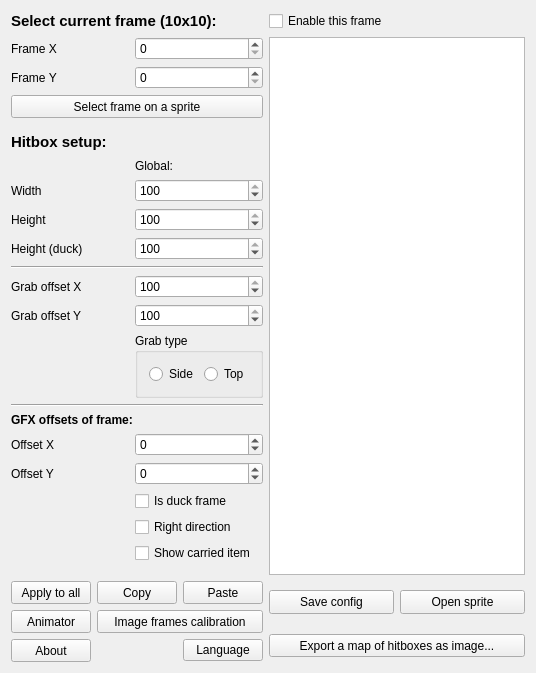
Before: the Qt Designer form PlayableCalibrator/calibration_main.ui in WohlSoft/Moondust-Project, drawn with Qt 5.
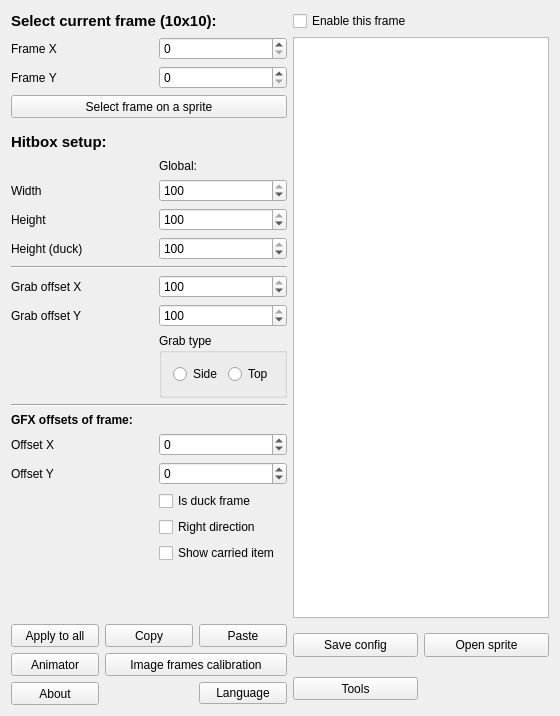
After: the same form once the commit is applied. Icons and pictures are not drawn.

Commit message:
Calibrator: Data import/export support for SMBX-38A
Added an ability to import a calibration data from SMBX-38A level files, or export them back.
#372

The edit to the form file:
```diff
--- a/PlayableCalibrator/calibration_main.ui
+++ b/PlayableCalibrator/calibration_main.ui
@@ -7,7 +7,7 @@
     <x>0</x>
     <y>0</y>
     <width>560</width>
-    <height>696</height>
+    <height>716</height>
    </rect>
   </property>
   <property name="minimumSize">
@@ -25,7 +25,7 @@
   </property>
   <layout class="QGridLayout" name="gridLayout" columnstretch="10,0,0,0,0">
    <property name="sizeConstraint">
-    <enum>QLayout::SetFixedSize</enum>
+    <enum>QLayout::SetMinimumSize</enum>
    </property>
    <item row="20" column="1" colspan="2">
     <widget class="QSpinBox" name="OffsetY">
@@ -90,6 +90,9 @@
       <string>Grab type</string>
      </property>
      <layout class="QGridLayout" name="gridLayout_2">
+      <property name="sizeConstraint">
+       <enum>QLayout::SetMinimumSize</enum>
+      </property>
       <item row="0" column="0">
        <widget class="QRadioButton" name="grabSide">
         <property name="text">
@@ -261,22 +264,6 @@
      </property>
     </widget>
    </item>
-   <item row="28" column="3" colspan="2">
-    <widget class="QPushButton" name="MakeTemplateB">
-     <property name="minimumSize">
-      <size>
-       <width>0</width>
-       <height>23</height>
-      </size>
-     </property>
-     <property name="toolTip">
-      <string>Useful for tests or sprites creation from the scratch</string>
-     </property>
-     <property name="text">
-      <string>Export a map of hitboxes as image...</string>
-     </property>
-    </widget>
-   </item>
    <item row="27" column="4">
     <widget class="QPushButton" name="OpenSprite">
      <property name="minimumSize">
@@ -603,6 +590,19 @@
      </property>
     </widget>
    </item>
+   <item row="28" column="3">
+    <widget class="QPushButton" name="toolsButton">
+     <property name="minimumSize">
+      <size>
+       <width>0</width>
+       <height>23</height>
+      </size>
+     </property>
+     <property name="text">
+      <string>Tools</string>
+     </property>
+    </widget>
+   </item>
   </layout>
  </widget>
  <layoutdefault spacing="6" margin="11"/>
```
The commit also changes 28 other files.
